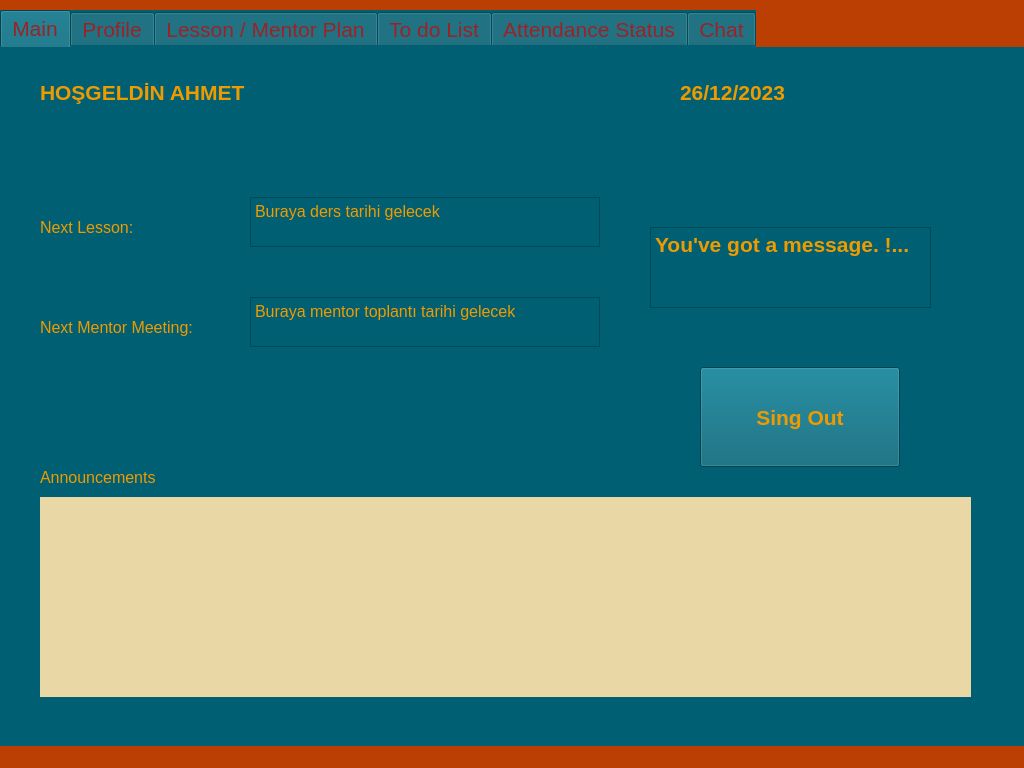
This is Student_UI/Student_Ui.ui in otufan/school-management-system as Qt 5 draws it before an edit. The edited form follows.
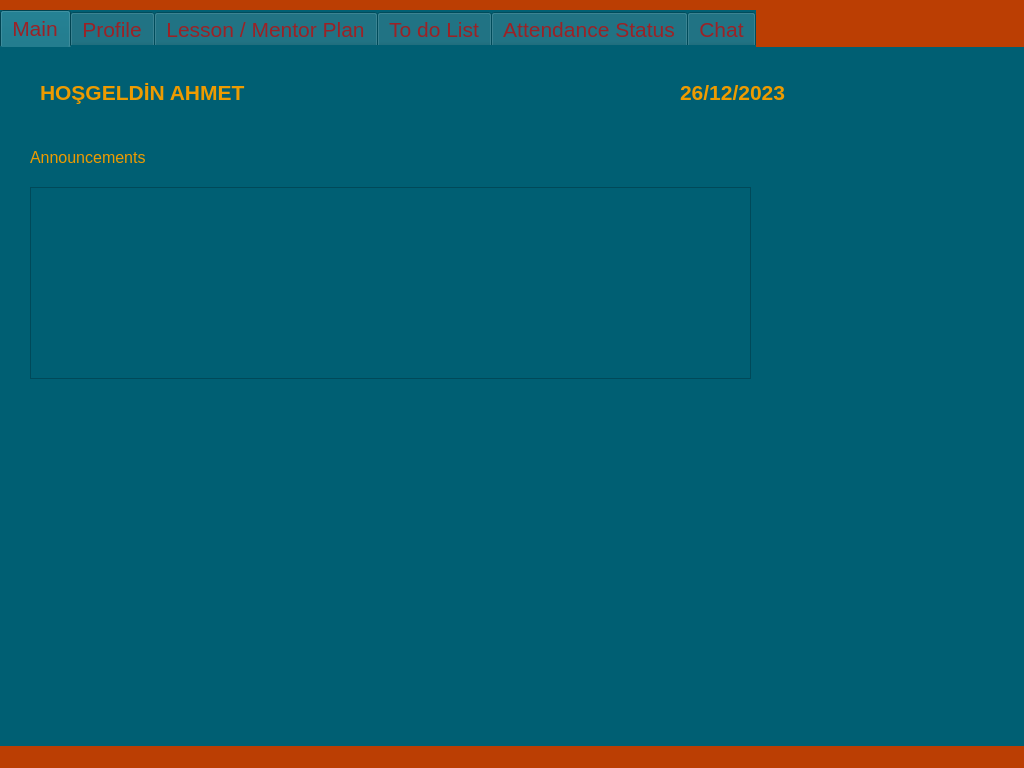
This is the edited form. The open tabs and pages were chosen to show the change.

Diff of the .ui file:
```diff
--- a/Student_UI/Student_Ui.ui
+++ b/Student_UI/Student_Ui.ui
@@ -110,33 +110,11 @@
        <string>26/12/2023</string>
       </property>
      </widget>
-     <widget class="QLabel" name="student_main_anno">
-      <property name="geometry">
-       <rect>
-        <x>40</x>
-        <y>450</y>
-        <width>931</width>
-        <height>200</height>
-       </rect>
-      </property>
-      <property name="minimumSize">
-       <size>
-        <width>700</width>
-        <height>200</height>
-       </size>
-      </property>
-      <property name="styleSheet">
-       <string notr="true">background-color: rgb(233, 216, 166);</string>
-      </property>
-      <property name="text">
-       <string/>
-      </property>
-     </widget>
      <widget class="QLabel" name="label_main_announcements">
       <property name="geometry">
        <rect>
-        <x>40</x>
-        <y>410</y>
+        <x>30</x>
+        <y>90</y>
         <width>200</width>
         <height>40</height>
        </rect>
@@ -159,174 +137,14 @@
        <string>Announcements</string>
       </property>
      </widget>
-     <widget class="QLabel" name="label_main_lesson">
+     <widget class="QTextBrowser" name="announcements_textBrowser">
       <property name="geometry">
        <rect>
-        <x>40</x>
-        <y>160</y>
-        <width>200</width>
-        <height>40</height>
+        <x>30</x>
+        <y>140</y>
+        <width>721</width>
+        <height>192</height>
        </rect>
-      </property>
-      <property name="minimumSize">
-       <size>
-        <width>200</width>
-        <height>40</height>
-       </size>
-      </property>
-      <property name="font">
-       <font>
-        <pointsize>12</pointsize>
-       </font>
-      </property>
-      <property name="styleSheet">
-       <string notr="true">color: rgb(238, 155, 0);</string>
-      </property>
-      <property name="text">
-       <string>Next Lesson:</string>
-      </property>
-     </widget>
-     <widget class="QLabel" name="label_main_mentor">
-      <property name="geometry">
-       <rect>
-        <x>40</x>
-        <y>260</y>
-        <width>200</width>
-        <height>40</height>
-       </rect>
-      </property>
-      <property name="minimumSize">
-       <size>
-        <width>200</width>
-        <height>40</height>
-       </size>
-      </property>
-      <property name="font">
-       <font>
-        <pointsize>12</pointsize>
-       </font>
-      </property>
-      <property name="styleSheet">
-       <string notr="true">color: rgb(238, 155, 0);</string>
-      </property>
-      <property name="text">
-       <string>Next Mentor Meeting:</string>
-      </property>
-     </widget>
-     <widget class="QTextEdit" name="student_main_lesson">
-      <property name="geometry">
-       <rect>
-        <x>250</x>
-        <y>150</y>
-        <width>350</width>
-        <height>50</height>
-       </rect>
-      </property>
-      <property name="minimumSize">
-       <size>
-        <width>350</width>
-        <height>50</height>
-       </size>
-      </property>
-      <property name="font">
-       <font>
-        <pointsize>12</pointsize>
-       </font>
-      </property>
-      <property name="styleSheet">
-       <string notr="true">color: rgb(238, 155, 0);</string>
-      </property>
-      <property name="html">
-       <string>&lt;!DOCTYPE HTML PUBLIC &quot;-//W3C//DTD HTML 4.0//EN&quot; &quot;http://www.w3.org/TR/REC-html40/strict.dtd&quot;&gt;
-&lt;html&gt;&lt;head&gt;&lt;meta name=&quot;qrichtext&quot; content=&quot;1&quot; /&gt;&lt;style type=&quot;text/css&quot;&gt;
-p, li { white-space: pre-wrap; }
-&lt;/style&gt;&lt;/head&gt;&lt;body style=&quot; font-family:'.AppleSystemUIFont'; font-size:12pt; font-weight:400; font-style:normal;&quot;&gt;
-&lt;p style=&quot; margin-top:0px; margin-bottom:0px; margin-left:0px; margin-right:0px; -qt-block-indent:0; text-indent:0px;&quot;&gt;&lt;span style=&quot; font-family:'MS Shell Dlg 2';&quot;&gt;Buraya ders tarihi gelecek&lt;/span&gt;&lt;/p&gt;&lt;/body&gt;&lt;/html&gt;</string>
-      </property>
-     </widget>
-     <widget class="QTextEdit" name="student_main_mentor">
-      <property name="geometry">
-       <rect>
-        <x>250</x>
-        <y>250</y>
-        <width>350</width>
-        <height>50</height>
-       </rect>
-      </property>
-      <property name="minimumSize">
-       <size>
-        <width>350</width>
-        <height>50</height>
-       </size>
-      </property>
-      <property name="font">
-       <font>
-        <pointsize>12</pointsize>
-       </font>
-      </property>
-      <property name="styleSheet">
-       <string notr="true">color: rgb(238, 155, 0);</string>
-      </property>
-      <property name="html">
-       <string>&lt;!DOCTYPE HTML PUBLIC &quot;-//W3C//DTD HTML 4.0//EN&quot; &quot;http://www.w3.org/TR/REC-html40/strict.dtd&quot;&gt;
-&lt;html&gt;&lt;head&gt;&lt;meta name=&quot;qrichtext&quot; content=&quot;1&quot; /&gt;&lt;style type=&quot;text/css&quot;&gt;
-p, li { white-space: pre-wrap; }
-&lt;/style&gt;&lt;/head&gt;&lt;body style=&quot; font-family:'.AppleSystemUIFont'; font-size:12pt; font-weight:400; font-style:normal;&quot;&gt;
-&lt;p style=&quot; margin-top:0px; margin-bottom:0px; margin-left:0px; margin-right:0px; -qt-block-indent:0; text-indent:0px;&quot;&gt;&lt;span style=&quot; font-family:'MS Shell Dlg 2';&quot;&gt;Buraya mentor toplantı tarihi gelecek&lt;/span&gt;&lt;/p&gt;&lt;/body&gt;&lt;/html&gt;</string>
-      </property>
-     </widget>
-     <widget class="QPushButton" name="student_singout_button">
-      <property name="geometry">
-       <rect>
-        <x>700</x>
-        <y>320</y>
-        <width>200</width>
-        <height>100</height>
-       </rect>
-      </property>
-      <property name="minimumSize">
-       <size>
-        <width>200</width>
-        <height>100</height>
-       </size>
-      </property>
-      <property name="font">
-       <font>
-        <pointsize>16</pointsize>
-        <weight>75</weight>
-        <bold>true</bold>
-       </font>
-      </property>
-      <property name="styleSheet">
-       <string notr="true">color: rgb(238, 155, 0);</string>
-      </property>
-      <property name="text">
-       <string>Sing Out</string>
-      </property>
-     </widget>
-     <widget class="QTextEdit" name="student_main_mail">
-      <property name="geometry">
-       <rect>
-        <x>650</x>
-        <y>180</y>
-        <width>281</width>
-        <height>81</height>
-       </rect>
-      </property>
-      <property name="font">
-       <font>
-        <pointsize>16</pointsize>
-       </font>
-      </property>
-      <property name="styleSheet">
-       <string notr="true">color: rgb(238, 155, 0);</string>
-      </property>
-      <property name="html">
-       <string>&lt;!DOCTYPE HTML PUBLIC &quot;-//W3C//DTD HTML 4.0//EN&quot; &quot;http://www.w3.org/TR/REC-html40/strict.dtd&quot;&gt;
-&lt;html&gt;&lt;head&gt;&lt;meta name=&quot;qrichtext&quot; content=&quot;1&quot; /&gt;&lt;style type=&quot;text/css&quot;&gt;
-p, li { white-space: pre-wrap; }
-&lt;/style&gt;&lt;/head&gt;&lt;body style=&quot; font-family:'.AppleSystemUIFont'; font-size:16pt; font-weight:400; font-style:normal;&quot;&gt;
-&lt;p style=&quot; margin-top:0px; margin-bottom:0px; margin-left:0px; margin-right:0px; -qt-block-indent:0; text-indent:0px;&quot;&gt;&lt;span style=&quot; font-family:'MS Shell Dlg 2'; font-weight:600;&quot;&gt;You've got a message. !...&lt;/span&gt;&lt;/p&gt;&lt;/body&gt;&lt;/html&gt;</string>
       </property>
      </widget>
     </widget>
```
Left out of the diff: 4 changed lines with no effect on the pictures.
